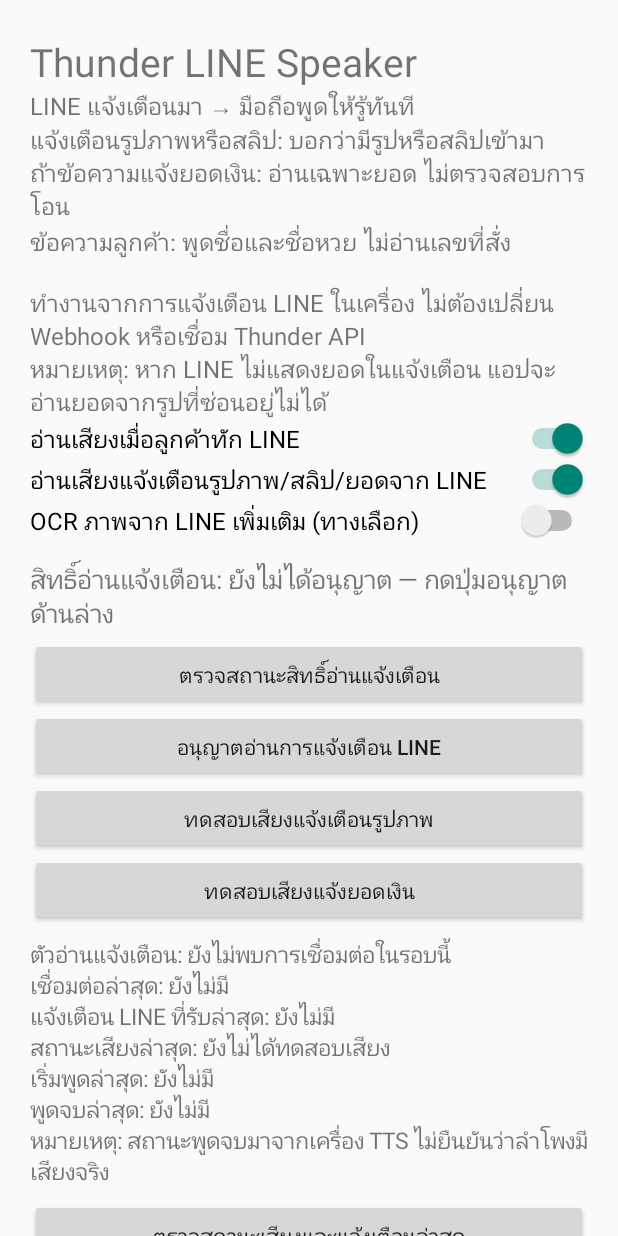
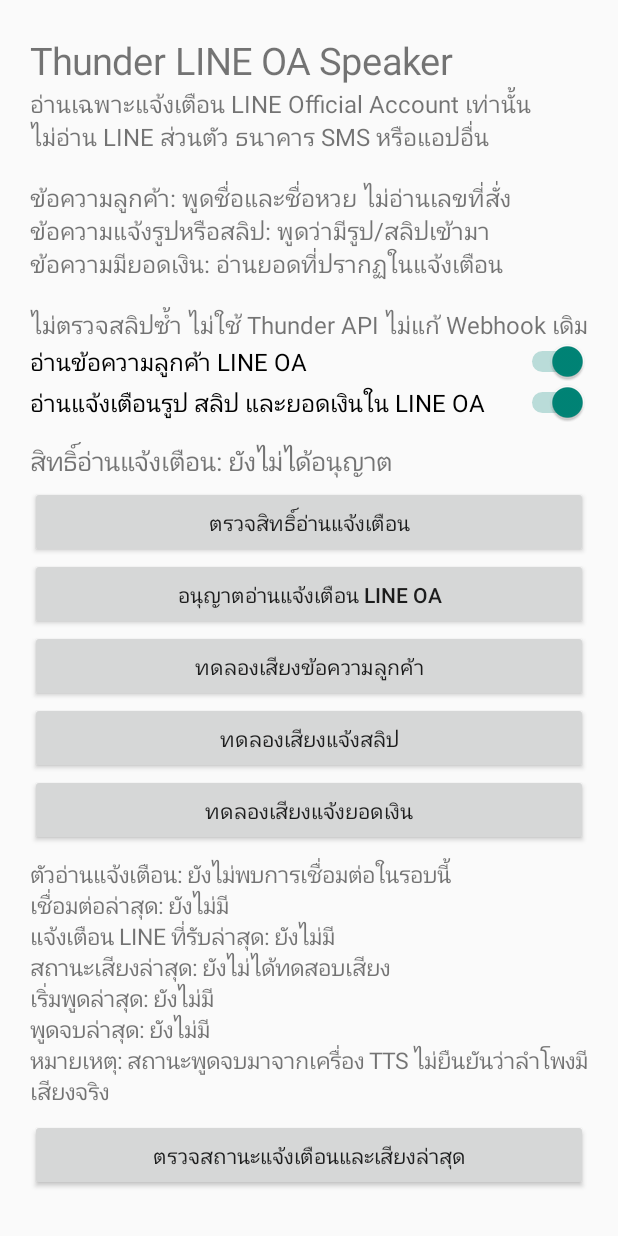
Before and after one commit to jirapatza/Thunder-LINE-Speaker-, an Android app: the screen it shows after launch (MainActivity), on a phone screen of 412 x 824 dp. Run offline under Robolectric (Android 15) with nearby library versions, the phone set to English and light mode, and no system bars; 1 statement that could not run was skipped.

Commit message:
fix(android): simplify UI to LINE Official Account notifications only

```diff
--- a/app/src/main/java/com/thunder/linespeaker/MainActivity.kt
+++ b/app/src/main/java/com/thunder/linespeaker/MainActivity.kt
@@ -4,7 +4,6 @@ import android.app.Activity
 import android.app.NotificationManager
 import android.content.ComponentName
 import android.content.Intent
-import android.net.Uri
 import android.os.Build
 import android.os.Bundle
 import android.provider.Settings
@@ -14,8 +13,8 @@ import android.widget.ScrollView
 import android.widget.Switch
 import android.widget.TextView
 
+/** Only LINE Official Account notifications; no other apps and no screen OCR. */
 class MainActivity : Activity() {
-    private lateinit var info: TextView
     private lateinit var accessInfo: TextView
     private lateinit var voiceInfo: TextView
 
@@ -26,13 +25,19 @@ class MainActivity : Activity() {
             setPadding(30, 35, 30, 35)
         }
         layout.addView(TextView(this).apply {
-            text = "Thunder LINE Speaker"
-            textSize = 26f
+            text = "Thunder LINE OA Speaker"
+            textSize = 25f
         })
         layout.addView(TextView(this).apply {
-            text = "LINE แจ้งเตือนมา → มือถือพูดให้รู้ทันที\nแจ้งเตือนรูปภาพหรือสลิป: บอกว่ามีรูปหรือสลิปเข้ามา\nถ้าข้อความแจ้งยอดเงิน: อ่านเฉพาะยอด ไม่ตรวจสอบการโอน\nข้อความลูกค้า: พูดชื่อและชื่อหวย ไม่อ่านเลขที่สั่ง\n\nทำงานจากการแจ้งเตือน LINE ในเครื่อง ไม่ต้องเปลี่ยน Webhook หรือเชื่อม Thunder API\nหมายเหตุ: หาก LINE ไม่แสดงยอดในแจ้งเตือน แอปจะอ่านยอดจากรูปที่ซ่อนอยู่ไม่ได้"
+            text = "อ่านเฉพาะแจ้งเตือน LINE Official Account เท่านั้น\n" +
+                "ไม่อ่าน LINE ส่วนตัว ธนาคาร SMS หรือแอปอื่น\n\n" +
+                "ข้อความลูกค้า: พูดชื่อและชื่อหวย ไม่อ่านเลขที่สั่ง\n" +
+                "ข้อความแจ้งรูปหรือสลิป: พูดว่ามีรูป/สลิปเข้ามา\n" +
+                "ข้อความมียอดเงิน: อ่านยอดที่ปรากฏในแจ้งเตือน\n\n" +
+                "ไม่ตรวจสลิปซ้ำ ไม่ใช้ Thunder API ไม่แก้ Webhook เดิม"
             textSize = 16f
         })
+
         @Suppress("DEPRECATION")
         fun addSwitch(label: String, selected: Boolean, changed: (Boolean) -> Unit) {
             layout.addView(Switch(this).apply {
@@ -48,33 +53,38 @@ class MainActivity : Activity() {
                 setOnClickListener { pressed() }
             })
         }
-        addSwitch("อ่านเสียงเมื่อลูกค้าทัก LINE", Preferences.customers(this)) {
+
+        addSwitch("อ่านข้อความลูกค้า LINE OA", Preferences.customers(this)) {
             Preferences.setCustomers(this, it)
         }
-        addSwitch("อ่านเสียงแจ้งเตือนรูปภาพ/สลิป/ยอดจาก LINE", Preferences.payments(this)) {
+        addSwitch("อ่านแจ้งเตือนรูป สลิป และยอดเงินใน LINE OA", Preferences.payments(this)) {
             Preferences.setPayments(this, it)
         }
-        addSwitch("OCR ภาพจาก LINE เพิ่มเติม (ทางเลือก)", Preferences.screenOcr(this)) {
-            Preferences.setScreenOcr(this, it)
-        }
+
         accessInfo = TextView(this).apply {
             textSize = 17f
             setPadding(0, 20, 0, 8)
         }
         layout.addView(accessInfo)
-        addButton("ตรวจสถานะสิทธิ์อ่านแจ้งเตือน") {
+        addButton("ตรวจสิทธิ์อ่านแจ้งเตือน") {
             updateAccessStatus()
         }
-        addButton("อนุญาตอ่านการแจ้งเตือน LINE") {
+        addButton("อนุญาตอ่านแจ้งเตือน LINE OA") {
             startActivity(Intent(Settings.ACTION_NOTIFICATION_LISTENER_SETTINGS))
         }
-        addButton("ทดสอบเสียงแจ้งเตือนรูปภาพ") {
+        addButton("ทดลองเสียงข้อความลูกค้า") {
             SpeechEngine.speak(
-                this, "มีรูปภาพส่งเข้ามาทาง LINE แล้วเด้อ",
-                "test-photo:" + System.currentTimeMillis(), 0
+                this, "สมหญิง ซื้อหวยฮานอย VIP",
+                "test-customer:" + System.currentTimeMillis(), 0
             )
         }
-        addButton("ทดสอบเสียงแจ้งยอดเงิน") {
+        addButton("ทดลองเสียงแจ้งสลิป") {
+            SpeechEngine.speak(
+                this, "มีสลิปส่งเข้ามาทาง LINE แล้วเด้อ",
+                "test-slip:" + System.currentTimeMillis(), 0
+            )
+        }
+        addButton("ทดลองเสียงแจ้งยอดเงิน") {
             SpeechEngine.speak(
                 this, "มีแจ้งเตือนยอด 180 บาทแล้วเด้อ",
                 "test-amount:" + System.currentTimeMillis(), 0
@@ -86,26 +96,10 @@ class MainActivity : Activity() {
             setPadding(0, 12, 0, 12)
         }
         layout.addView(voiceInfo)
-        addButton("ตรวจสถานะเสียงและแจ้งเตือนล่าสุด") {
+        addButton("ตรวจสถานะแจ้งเตือนและเสียงล่าสุด") {
             voiceInfo.text = VoiceHealth.summary(this)
         }
-        addButton("อนุญาต OCR ภาพที่เปิดอยู่ใน LINE (ทางเลือก)") {
-            startActivity(Intent(Settings.ACTION_ACCESSIBILITY_SETTINGS))
-        }
-        addButton("เลือกภาพสลิปจากเครื่อง (ทางเลือก)") {
-            startActivityForResult(Intent(Intent.ACTION_GET_CONTENT).apply {
-                type = "image/*"
-                addCategory(Intent.CATEGORY_OPENABLE)
-            }, 101)
-        }
-        info = TextView(this).apply {
-            text = "เปิดสิทธิ์อ่านการแจ้งเตือนให้แอปก่อนใช้จริง หากเป็นรูปอย่างเดียวจะบอกว่ามีรูปส่งมา ไม่เดายอดเงิน"
-            textSize = 15f
-            setPadding(0, 24, 0, 0)
-        }
-        layout.addView(info)
         setContentView(ScrollView(this).apply { addView(layout) })
-        handleIncomingImage(intent)
     }
 
     override fun onResume() {
@@ -115,58 +109,18 @@ class MainActivity : Activity() {
     }
 
     private fun updateAccessStatus() {
-        val listener = ComponentName(this, LineNotificationService::class.java)
+        val component = ComponentName(this, LineNotificationService::class.java)
         val granted = if (Build.VERSION.SDK_INT >= Build.VERSION_CODES.O_MR1) {
             getSystemService(NotificationManager::class.java)
-                ?.isNotificationListenerAccessGranted(listener) == true
+                ?.isNotificationListenerAccessGranted(component) == true
         } else {
             Settings.Secure.getString(contentResolver, "enabled_notification_listeners")
-                ?.split(":")
-                ?.any { ComponentName.unflattenFromString(it) == listener } == true
+                ?.split(":")?.any { ComponentName.unflattenFromString(it) == component } == true
         }
         accessInfo.text = if (granted) {
-            "สิทธิ์อ่านแจ้งเตือน: อนุญาตแล้ว ✓"
+            "สิทธิ์อ่านแจ้งเตือน: อนุญาตแล้ว (แอปกรองเฉพาะ LINE OA)"
         } else {
-            "สิทธิ์อ่านแจ้งเตือน: ยังไม่ได้อนุญาต — กดปุ่มอนุญาตด้านล่าง"
-        }
-    }
-
-    override fun onNewIntent(intent: Intent) {
-        super.onNewIntent(intent)
-        setIntent(intent)
-        handleIncomingImage(intent)
-    }
-
-    private fun handleIncomingImage(incoming: Intent?) {
-        if (incoming?.action != Intent.ACTION_SEND || !incoming.type.orEmpty().startsWith("image/")) return
-        @Suppress("DEPRECATION")
-        val uri: Uri? = if (Build.VERSION.SDK_INT >= 33) {
-            incoming.getParcelableExtra(Intent.EXTRA_STREAM, Uri::class.java)
-        } else {
-            incoming.getParcelableExtra(Intent.EXTRA_STREAM)
-        }
-        if (uri != null) readImage(uri)
-    }
-
-    @Deprecated("Android platform image picker callback")
-    override fun onActivityResult(requestCode: Int, resultCode: Int, data: Intent?) {
-        super.onActivityResult(requestCode, resultCode, data)
-        if (requestCode == 101 && resultCode == RESULT_OK) {
-            data?.data?.let { readImage(it) }
-        }
-    }
-
-    private fun readImage(uri: Uri) {
-        info.text = "กำลังอ่านภาพ..."
-        ImageReader.fromUri(this, uri) { amount ->
-            runOnUiThread {
-                if (amount == null) {
-                    info.text = "ไม่พบยอดเงินที่อ่านได้ชัดเจน (OCR รองรับตัวเลขและอักษรละตินเป็นหลัก)"
-                } else {
-                    info.text = "พบตัวเลขยอดเงิน $amount บาท (ไม่ใช่การยืนยันโอนเงินจากธนาคาร)"
-                    SpeechEngine.speak(this, "พบยอดเงิน $amount บาทจากรูปภาพ", "shared:${System.currentTimeMillis()}", 0)
-                }
-            }
+            "สิทธิ์อ่านแจ้งเตือน: ยังไม่ได้อนุญาต"
         }
     }
 }
```
